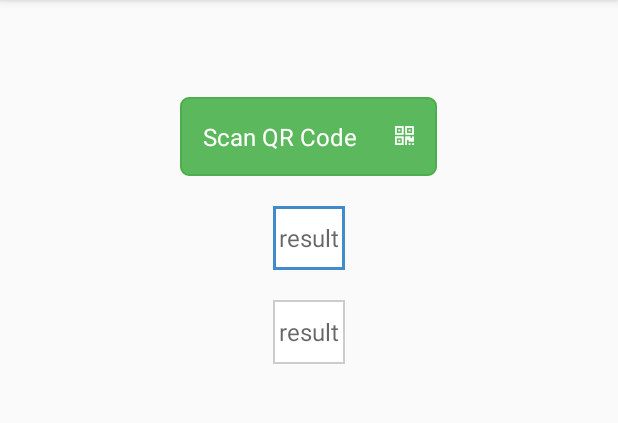
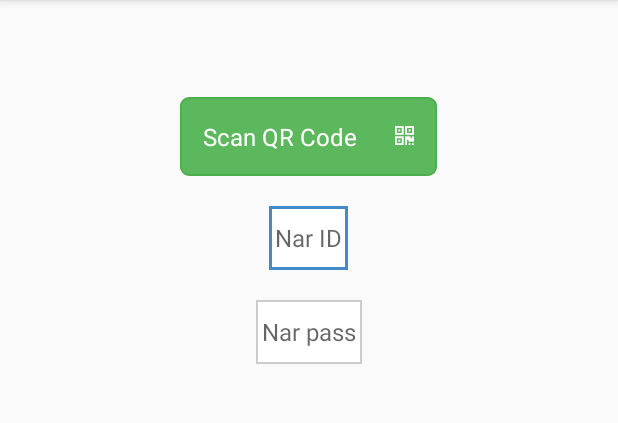
Before and after one commit to ekremney/nar, an Android app: the screen it shows after launch (MainActivity), on a phone screen of 412 x 824 dp, the part 84-507 px from its top. Run offline under Robolectric (Android 15) with nearby library versions, the phone set to English and light mode, and no system bars; 6 statements that could not run were skipped.

Commit message:
Latest Stable Version-20140706

```diff
--- a/projectNar/src/main/java/net/narlab/projectnar/QRFragment.java
+++ b/projectNar/src/main/java/net/narlab/projectnar/QRFragment.java
@@ -12,21 +12,13 @@ public class QRFragment extends Fragment {
 	 * The fragment argument representing the section number for this
 	 * fragment.
 	 */
-/*	private static final String ARG_SECTION_NUMBER = "section_number";
-	private static final String ARG_SECTION_STRING = "section_string";
-*/
 
 	/**
 	 * Returns a new instance of this fragment for the given section
 	 * number.
 	 */
-	public static QRFragment newInstance(int sectionNumber, String sectionString) {
-		QRFragment fragment = new QRFragment();
-/*		Bundle args = new Bundle();
-		args.putInt(ARG_SECTION_NUMBER, sectionNumber);
-		args.putString(ARG_SECTION_STRING, sectionString);
-		fragment.setArguments(args);*/
-		return fragment;
+	public static QRFragment newInstance() {
+        return new QRFragment();
 	}
 
 	public QRFragment() {
@@ -35,15 +27,6 @@ public class QRFragment extends Fragment {
 	@Override
 	public View onCreateView(LayoutInflater inflater, ViewGroup container,
 							 Bundle savedInstanceState) {
-		View rootView = inflater.inflate(R.layout.fragment_qr_test, container, false);
-/*
-		TextView textView;
-		textView= (TextView) rootView.findViewById(R.id.section_label);
-		textView.setText(Integer.toString(getArguments().getInt(ARG_SECTION_NUMBER)));
-
-		textView = (TextView) rootView.findViewById(R.id.section_string);
-		textView.setText(getArguments().getString(ARG_SECTION_STRING));
-		*/
-		return rootView;
+		return  inflater.inflate(R.layout.fragment_qr_test, container, false);
 	}
 }
--- a/projectNar/src/main/java/net/narlab/projectnar/SmartConfigActivity.java
+++ b/projectNar/src/main/java/net/narlab/projectnar/SmartConfigActivity.java
@@ -31,10 +31,7 @@ public class SmartConfigActivity extends ActionBarActivity {
         // automatically handle clicks on the Home/Up button, so long
         // as you specify a parent activity in AndroidManifest.xml.
         int id = item.getItemId();
-        if (id == R.id.action_settings) {
-            return true;
-        }
-        return super.onOptionsItemSelected(item);
+        return id == R.id.action_settings || super.onOptionsItemSelected(item);
     }
 
 }
--- a/projectNar/src/main/java/net/narlab/projectnar/utils/NarWifiManager.java
+++ b/projectNar/src/main/java/net/narlab/projectnar/utils/NarWifiManager.java
@@ -18,7 +18,8 @@ public class NarWifiManager {
 		}
 
 		public static byte[] IntToByteArray(int ip) {
-            byte[] r = {(byte) ip, (byte) (ip >> 8), (byte) (ip >> 16), (byte) (ip >> 24)};
+			byte[] r;
+			r = new byte[]{(byte) ip, (byte) (ip >> 8), (byte) (ip >> 16), (byte) (ip >> 24)};
 			return r;
 		}
 
@@ -39,7 +40,6 @@ public class NarWifiManager {
 		this.C = C;
 		this.wManager = (WifiManager) C.getSystemService(Context.WIFI_SERVICE);
 		this.wInfo = wManager.getConnectionInfo();
-        ;
 
 		Log.v("NarWM", "Init test================");
 		Log.v("NarWM", "" + wInfo.toString());
@@ -57,17 +57,13 @@ public class NarWifiManager {
 	/**
 	 * Check Wifi Connection
 	 *
-     * @return
+	 * @return boolean state of wifi connection
 	 */
 	public boolean isWifiConnected() {
 		ConnectivityManager connManager = (ConnectivityManager) C.getSystemService(Context.CONNECTIVITY_SERVICE);
 		NetworkInfo wifiConnInfo = connManager.getNetworkInfo(ConnectivityManager.TYPE_WIFI);
 
-        if (wifiConnInfo.isConnected()) {
-            return true;
-        } else {
-            return false;
-        }
+        return wifiConnInfo.isConnected();
 	}
 
 	// Maybe check connection before all?
--- a/projectNar/src/main/res/layout/fragment_qr_test.xml
+++ b/projectNar/src/main/res/layout/fragment_qr_test.xml
@@ -38,7 +38,7 @@
 		android:layout_width="wrap_content"
 		android:layout_height="wrap_content"
 		android:layout_margin="10dp"
-		android:hint="result"
+		android:hint="Nar ID"
 		bootstrapbutton:bb_type="success"
 		android:layout_gravity="center"
 		android:textSize="16sp"
@@ -50,7 +50,7 @@
         android:layout_width="wrap_content"
         android:layout_height="wrap_content"
         android:layout_margin="10dp"
-        android:hint="result"
+        android:hint="Nar pass"
         bootstrapbutton:bb_type="success"
         android:layout_gravity="center"
         android:textSize="16sp"
```
Also changed, not shown: projectNar/src/main/java/net/narlab/projectnar/MainActivity.java (+20 -5 lines), 1 other file. Lines whose indentation alone changed are shown as unchanged.
